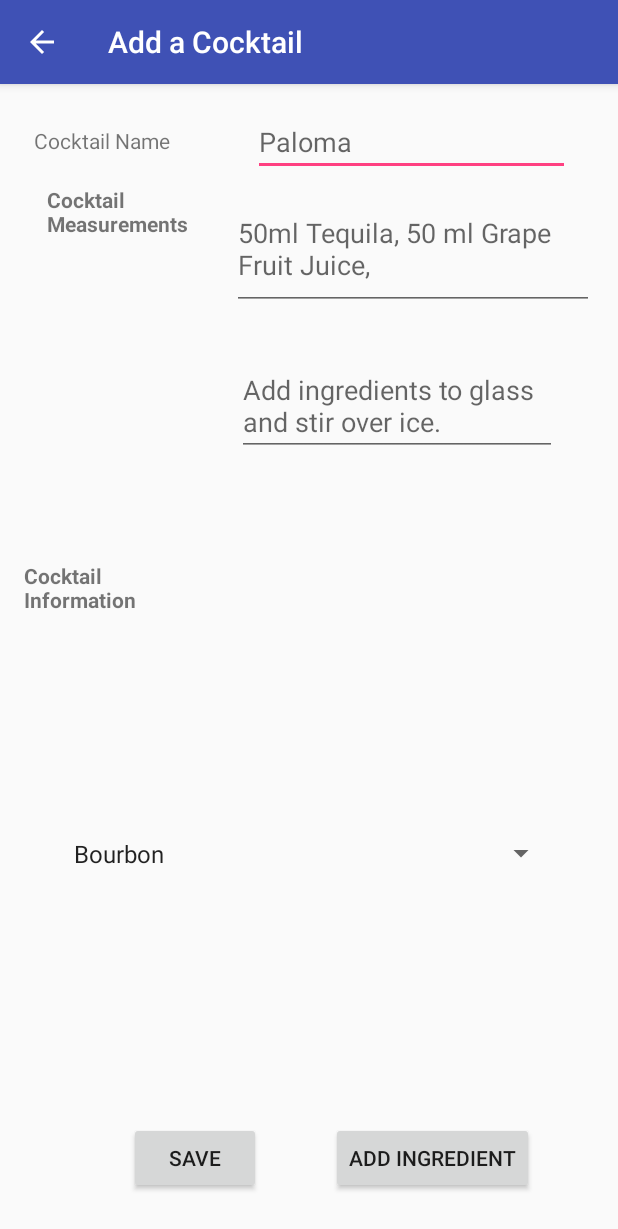
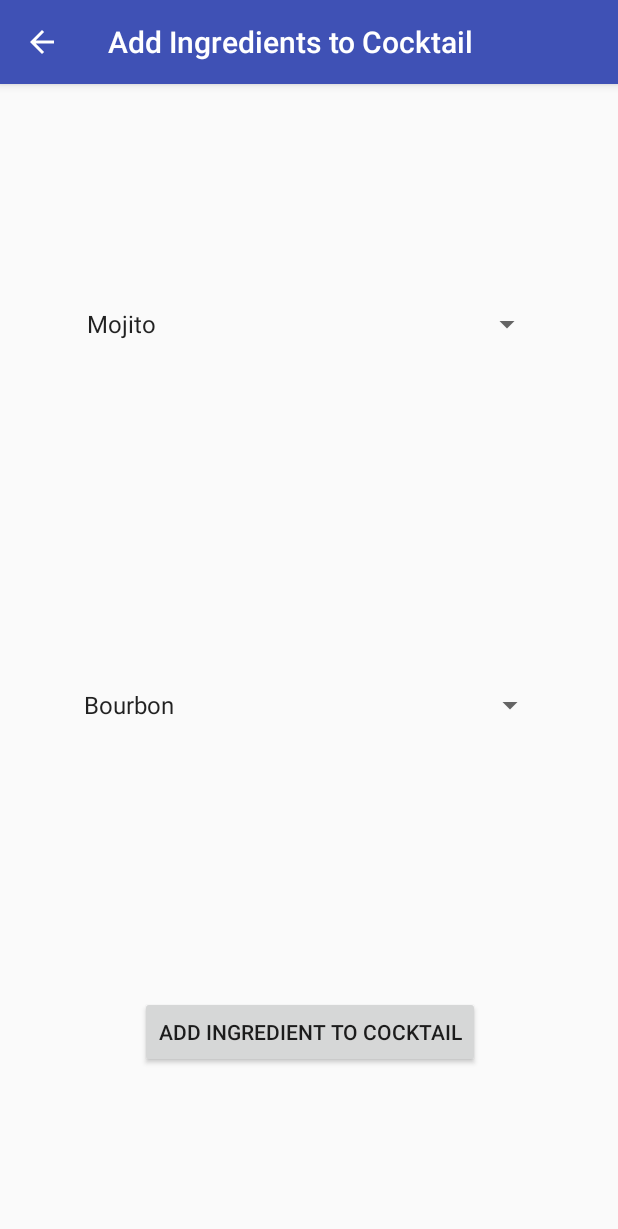
Before and after one commit to scottishasian/Drinkable, an Android app: the AddingActivity screen opened directly, with no data from a screen before it, after a tap on "ADD INGREDIENT", on a phone screen of 412 x 824 dp. Shown: the top 1229 px of the screen. Run offline under Robolectric (Android 15) with nearby library versions, the phone set to English and light mode, and no system bars.

Commit message:
Add ingredient function partially works.

```diff
--- a/Drinkable_app/app/src/main/AndroidManifest.xml
+++ b/Drinkable_app/app/src/main/AndroidManifest.xml
@@ -30,7 +30,11 @@
         <activity
             android:name=".Controllers.CocktailInfoActivity"
             android:label="@string/cocktail_info_title"
-            android:parentActivityName=".Controllers.ChoicesActivity"></activity>
+            android:parentActivityName=".Controllers.ChoicesActivity" />
+        <activity
+            android:name=".Controllers.AddIngredientsToCocktailActivity"
+            android:label="@string/cocktail_add_ingred_title"
+            android:parentActivityName=".Controllers.AddingActivity" ></activity>
     </application>
 
 </manifest>
--- /dev/null
+++ b/Drinkable_app/app/src/main/java/com/example/kynansong/drinkable/Controllers/AddIngredientsToCocktailActivity.java
@@ -0,0 +1,107 @@
+package com.example.kynansong.drinkable.Controllers;
+
+import android.support.v7.app.AppCompatActivity;
+import android.os.Bundle;
+import android.view.View;
+import android.widget.ArrayAdapter;
+import android.widget.Button;
+import android.widget.Spinner;
+import android.widget.Toast;
+
+import com.example.kynansong.drinkable.Database.DrinkableDatabase;
+import com.example.kynansong.drinkable.Models.Cocktails;
+import com.example.kynansong.drinkable.Models.Ingredients;
+import com.example.kynansong.drinkable.R;
+import com.example.kynansong.drinkable.Repo.CocktailsRepo;
+import com.example.kynansong.drinkable.Repo.DrinksRepo;
+
+import java.util.ArrayList;
+import java.util.List;
+
+public class AddIngredientsToCocktailActivity extends AppCompatActivity {
+
+    private List<Ingredients> items;
+    private List<Cocktails> drinks;
+    private Spinner ingredients1, cocktails1;
+    private DrinkableDatabase db;
+    private Button add_to_drinks_table;
+
+    @Override
+    protected void onCreate(Bundle savedInstanceState) {
+        super.onCreate(savedInstanceState);
+        setContentView(R.layout.activity_add_ingredients_to_cocktail);
+
+        db = new DrinkableDatabase(this);
+
+        ingredients1 = (Spinner) findViewById(R.id.ingredient1);
+        cocktails1 = (Spinner) findViewById(R.id.cocktail1);
+        add_to_drinks_table = (Button) findViewById(R.id.add_to_drinks_table);
+
+        insertIngredients();
+        insertCocktails();
+        onClickAddCocktail();
+    }
+
+
+    // This activity is used to add cocktail and ingredient ids to Drinks table which is a joining table.
+
+    public void insertIngredients() {
+
+        this.items = db.getAllIngredients();
+
+        ArrayList<String> ingred = new ArrayList<>();
+
+        for(Ingredients ingredient : this.items) {
+            ingred.add(ingredient.getIngredientName());
+        }
+
+
+        ArrayAdapter<String> adapter = new ArrayAdapter<String>(this,
+                android.R.layout.simple_spinner_item, ingred);
+
+        ingredients1.setAdapter(adapter);
+    }
+
+    public void insertCocktails() {
+
+        CocktailsRepo cocktailsRepo = new CocktailsRepo(this);
+
+        this.drinks = cocktailsRepo.getAllCocktails();
+
+        ArrayList<String> bevvys = new ArrayList<>();
+
+        for(Cocktails cocktails : this.drinks) {
+            bevvys.add(cocktails.getCocktailName());
+        }
+
+
+        ArrayAdapter<String> adapter1 = new ArrayAdapter<String>(this,
+                android.R.layout.simple_spinner_item, bevvys);
+
+        cocktails1.setAdapter(adapter1);
+    }
+
+    public void onClickAddCocktail() {
+
+        int positionIngred = this.ingredients1.getSelectedItemPosition();
+        final Integer idIngred = this.items.get(positionIngred).getIngredientID();
+
+        int positionDrink = this.cocktails1.getSelectedItemPosition();
+        final Integer idDrink = this.drinks.get(positionDrink).getCocktailID();
+
+
+        final DrinksRepo drinksRepo = new DrinksRepo(this);
+        add_to_drinks_table.setOnClickListener(new View.OnClickListener() {
+            @Override
+            public void onClick(View v) {
+                boolean isInserted = drinksRepo.insertDrink(db.getWritableDatabase(),idDrink, idIngred);
+                if(isInserted = true) {
+                    Toast.makeText(AddIngredientsToCocktailActivity.this, "Ingredient Added", Toast.LENGTH_LONG).show();
+                } else {
+                    Toast.makeText(AddIngredientsToCocktailActivity.this, "Ingredient Not Added", Toast.LENGTH_LONG).show();
+                }
+            }
+        }
+        );
+    }
+}
--- a/Drinkable_app/app/src/main/java/com/example/kynansong/drinkable/Controllers/AddingActivity.java
+++ b/Drinkable_app/app/src/main/java/com/example/kynansong/drinkable/Controllers/AddingActivity.java
@@ -23,13 +23,11 @@ import java.util.List;
 
 public class AddingActivity extends AppCompatActivity {
 
-    private Spinner ingredients1;
+
     private CocktailsRepo cocktailsRepo;
     private DrinksRepo drinksRepo;
     private EditText name, measurements, description;
     private Button save_cocktail, add_ingredient;
-    private List<Ingredients> items;
-    private ArrayList<Ingredients> new_cocktail;
     private DrinkableDatabase db;
 
 
@@ -37,10 +35,6 @@ public class AddingActivity extends AppCompatActivity {
     protected void onCreate(Bundle savedInstanceState) {
         super.onCreate(savedInstanceState);
         setContentView(R.layout.activity_adding);
-
-        new_cocktail = new ArrayList();
-
-        ingredients1 = (Spinner) findViewById(R.id.ingredient1);
 
         cocktailsRepo = new CocktailsRepo(this);
         drinksRepo = new DrinksRepo(this);
@@ -52,54 +46,41 @@ public class AddingActivity extends AppCompatActivity {
         save_cocktail = (Button) findViewById(R.id.save_button);
         add_ingredient = (Button) findViewById(R.id.add_ingredient);
 
-        insertIngredients();
         onClickAddCocktail();
-    }
-
-    public void insertIngredients() {
-
-        this.items = db.getAllIngredients();
-
-        ArrayList<String> ingred = new ArrayList<>();
-
-        for(Ingredients ingredient : this.items) {
-            ingred.add(ingredient.getIngredientName());
-        }
-
-
-        ArrayAdapter<String> adapter = new ArrayAdapter<String>(this,
-                android.R.layout.simple_spinner_item, ingred);
-
-        ingredients1.setAdapter(adapter);
-
     }
 
     //Write a function to create a list of ingredients that are then saved when saving the new cocktail info.
 
 
-    public void addIngredientToList(View button) {
-        add_ingredient.setOnClickListener(new View.OnClickListener() {
-            @Override
-            public void onClick(View v) {
+//    public void addIngredientToList(View button) {
+//        add_ingredient.setOnClickListener(new View.OnClickListener() {
+//            @Override
+//            public void onClick(View v) {
+//
+//                int position = ingredients1.getSelectedItemPosition();
+//                Ingredients ingredientsObject = items.get(position);
+//                new_cocktail.add(ingredientsObject);
+//
+//                Toast.makeText(AddingActivity.this, "Ingredient Added " + new_cocktail.size(), Toast.LENGTH_LONG).show();
+//
+//            }
+//        });
+//
+//
+//    }
+//
+//    public ArrayList<Integer> getIngredientsListIds() {
+//        ArrayList<Integer> ids = new ArrayList<>();
+//        for(Ingredients id : new_cocktail) {
+//            ids.add(id.getIngredientID());
+//        }
+//        return ids;
+//    }
 
-                int position = ingredients1.getSelectedItemPosition();
-                Ingredients ingredientsObject = items.get(position);
-                new_cocktail.add(ingredientsObject);
+    public void onButtonClickToAddIngredients(View button) {
+    Intent intent = new Intent(this, AddIngredientsToCocktailActivity.class);
 
-                Toast.makeText(AddingActivity.this, "Ingredient Added " + new_cocktail.size(), Toast.LENGTH_LONG).show();
-
-            }
-        });
-
-
-    }
-
-    public ArrayList<Integer> getIngredientsListIds() {
-        ArrayList<Integer> ids = new ArrayList<>();
-        for(Ingredients id : new_cocktail) {
-            ids.add(id.getIngredientID());
-        }
-        return ids;
+    startActivity(intent);
     }
 
     public void onClickAddCocktail() {
--- a/Drinkable_app/app/src/main/java/com/example/kynansong/drinkable/Database/DrinkableDatabase.java
+++ b/Drinkable_app/app/src/main/java/com/example/kynansong/drinkable/Database/DrinkableDatabase.java
@@ -28,7 +28,7 @@ public class DrinkableDatabase extends SQLiteOpenHelper {
 
     private static final String DATABASE_NAME = "drinkable.db";
     private static final String TAG = DrinkableDatabase.class.getSimpleName().toString();
-    private static final int VERSION = 5040;
+    private static final int VERSION = 5042;
     CocktailsRepo cocktails;
     IngredientsRepo ingredients;
     DrinksRepo drinks;
--- a/Drinkable_app/app/src/main/java/com/example/kynansong/drinkable/Repo/CocktailsRepo.java
+++ b/Drinkable_app/app/src/main/java/com/example/kynansong/drinkable/Repo/CocktailsRepo.java
@@ -207,6 +207,47 @@ public class CocktailsRepo {
 //        return cocktails;
 //    }
 
+        public List<Cocktails> getAllCocktails() {
+        List<Cocktails> cocktails = new ArrayList();
+        String selectQuery = "SELECT * FROM " + TABLE_COCKTAILS;
+        DrinkableDatabase drinkableDatabase = new DrinkableDatabase(this.context);
+        SQLiteDatabase db = drinkableDatabase.getReadableDatabase();
+
+        Cursor cursor = db.rawQuery(selectQuery, null);
+
+        if(cursor.moveToFirst()) {
+            do {
+                String description = cursor.getString(3);
+                String measurement = cursor.getString(2);
+                String name = cursor.getString(1);
+                Integer id = cursor.getInt(0);       //Had to change to int here.
+                Cocktails cocktail = new Cocktails();
+                cocktail.setCocktailDescription(description);
+                cocktail.setCocktailMeasurements(measurement);
+                cocktail.setCocktailName(name);
+                cocktail.setCocktailID(id);
+                cocktails.add(cocktail);
+            }while(cursor.moveToNext());
+        }
+        cursor.close();
+        db.close();
+
+        return cocktails;
+    }
+
+//    public void deleteCocktail(int cocktailID) {
+//        String stringID = Integer.toString(cocktailID);
+//        List<Cocktails> cocktails = new ArrayList();
+//        String selectQuery = "SELECT * FROM " + TABLE_COCKTAILS
+//                + " WHERE " + KEY_COCKTAIL_ID + " = " + stringID;;
+//        DrinkableDatabase drinkableDatabase = new DrinkableDatabase(this.context);
+//        SQLiteDatabase db = drinkableDatabase.getReadableDatabase();
+//
+//        Cursor cursor = db.rawQuery(selectQuery, null);
+//
+//    }
+
+
 
 
 
--- /dev/null
+++ b/Drinkable_app/app/src/main/res/layout/activity_add_ingredients_to_cocktail.xml
@@ -0,0 +1,46 @@
+<?xml version="1.0" encoding="utf-8"?>
+<android.support.constraint.ConstraintLayout xmlns:android="http://schemas.android.com/apk/res/android"
+    xmlns:app="http://schemas.android.com/apk/res-auto"
+    xmlns:tools="http://schemas.android.com/tools"
+    android:layout_width="match_parent"
+    android:layout_height="match_parent"
+    tools:context="com.example.kynansong.drinkable.Controllers.AddIngredientsToCocktailActivity">
+
+    <Button
+        android:id="@+id/add_to_drinks_table"
+        android:layout_width="wrap_content"
+        android:layout_height="wrap_content"
+        android:layout_marginBottom="112dp"
+        android:layout_marginEnd="8dp"
+        android:layout_marginStart="8dp"
+        android:text="@string/ingred_added"
+        app:layout_constraintBottom_toBottomOf="parent"
+        app:layout_constraintEnd_toEndOf="parent"
+        app:layout_constraintHorizontal_bias="0.503"
+        app:layout_constraintStart_toStartOf="parent" />
+
+    <Spinner
+        android:id="@+id/cocktail1"
+        android:layout_width="312dp"
+        android:layout_height="33dp"
+        android:layout_marginBottom="8dp"
+        android:layout_marginEnd="8dp"
+        android:layout_marginStart="8dp"
+        android:layout_marginTop="8dp"
+        app:layout_constraintBottom_toTopOf="@+id/ingredient1"
+        app:layout_constraintEnd_toEndOf="parent"
+        app:layout_constraintStart_toStartOf="parent"
+        app:layout_constraintTop_toTopOf="parent"
+        app:layout_constraintVertical_bias="0.391" />
+
+    <Spinner
+        android:id="@+id/ingredient1"
+        android:layout_width="316dp"
+        android:layout_height="36dp"
+        android:layout_marginBottom="176dp"
+        android:layout_marginEnd="8dp"
+        android:layout_marginStart="8dp"
+        app:layout_constraintBottom_toTopOf="@+id/add_to_drinks_table"
+        app:layout_constraintEnd_toEndOf="parent"
+        app:layout_constraintStart_toStartOf="parent" />
+</android.support.constraint.ConstraintLayout>
--- a/Drinkable_app/app/src/main/res/layout/activity_adding.xml
+++ b/Drinkable_app/app/src/main/res/layout/activity_adding.xml
@@ -74,24 +74,13 @@
         app:layout_constraintTop_toBottomOf="@+id/textView2"
         tools:text="@string/new_measurements" />
 
-    <Spinner
-        android:id="@+id/ingredient1"
-        android:layout_width="330dp"
-        android:layout_height="30dp"
-        android:layout_marginBottom="164dp"
-        android:layout_marginEnd="8dp"
-        android:layout_marginStart="8dp"
-        app:layout_constraintBottom_toTopOf="@+id/save_button"
-        app:layout_constraintEnd_toEndOf="parent"
-        app:layout_constraintStart_toStartOf="parent" />
-
     <Button
         android:id="@+id/add_ingredient"
         android:layout_width="wrap_content"
         android:layout_height="wrap_content"
         android:layout_marginBottom="28dp"
         android:layout_marginEnd="56dp"
-        android:onClick="addIngredientToList"
+        android:onClick="onButtonClickToAddIngredients"
         android:text="@string/add_ingredient"
         app:layout_constraintBottom_toBottomOf="parent"
         app:layout_constraintEnd_toEndOf="parent" />
@@ -100,32 +89,26 @@
         android:id="@+id/textView4"
         android:layout_width="85dp"
         android:layout_height="47dp"
-        android:layout_marginBottom="8dp"
         android:layout_marginStart="16dp"
-        android:layout_marginTop="8dp"
+        android:layout_marginTop="44dp"
         android:text="@string/cocktail_info_title"
         android:textStyle="bold"
-        app:layout_constraintBottom_toTopOf="@+id/ingredient1"
         app:layout_constraintStart_toStartOf="parent"
-        app:layout_constraintTop_toBottomOf="@+id/textView3"
-        app:layout_constraintVertical_bias="0.619" />
+        app:layout_constraintTop_toBottomOf="@+id/textView3" />
 
     <EditText
         android:id="@+id/add_description"
         android:layout_width="wrap_content"
         android:layout_height="wrap_content"
-        android:layout_marginBottom="8dp"
         android:layout_marginEnd="8dp"
         android:layout_marginStart="8dp"
         android:layout_marginTop="8dp"
         android:ems="10"
         android:hint="@string/example_description"
         android:inputType="textMultiLine"
-        app:layout_constraintBottom_toTopOf="@+id/ingredient1"
         app:layout_constraintEnd_toEndOf="parent"
         app:layout_constraintHorizontal_bias="0.6"
         app:layout_constraintStart_toEndOf="@+id/textView4"
-        app:layout_constraintTop_toBottomOf="@+id/add_measurements"
-        app:layout_constraintVertical_bias="0.086" />
+        app:layout_constraintTop_toBottomOf="@+id/add_measurements" />
 
 </android.support.constraint.ConstraintLayout>
--- a/Drinkable_app/app/src/main/res/values/strings.xml
+++ b/Drinkable_app/app/src/main/res/values/strings.xml
@@ -13,4 +13,6 @@
     <string name="add_ingredient">Add Ingredient</string>
     <string name="cocktail_info_title">Cocktail Information</string>
     <string name="example_description">Add ingredients to glass and stir over ice.</string>
+    <string name="ingred_added">Add Ingredient to Cocktail</string>
+    <string name="cocktail_add_ingred_title">Add Ingredients to Cocktail</string>
 </resources>
```
